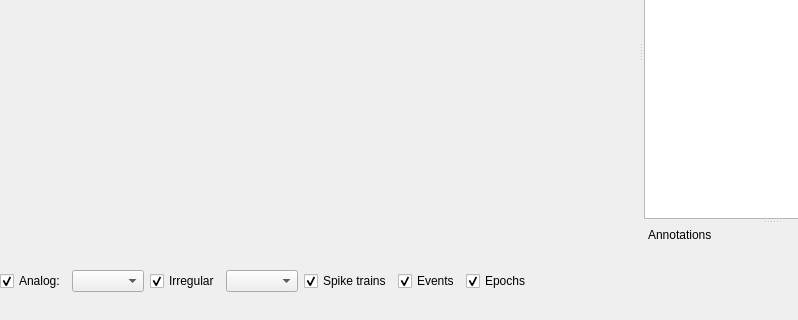
Above: src/scipyen/gui/signalviewer.ui from ctigaret/scipyen before the change; both pictures show x 0 to 798 and y 244 to 564 of the 900 by 564 pixel window. Below: the same form after it.
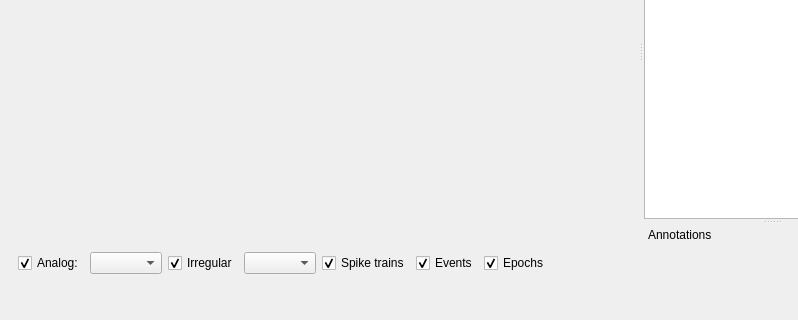
That is the form after the change. Icons and pictures are not drawn. Custom widgets are drawn as their Qt base class.

What changed in the file:
```diff
--- a/src/scipyen/gui/signalviewer.ui
+++ b/src/scipyen/gui/signalviewer.ui
@@ -26,20 +26,8 @@
      <verstretch>0</verstretch>
     </sizepolicy>
    </property>
-   <layout class="QGridLayout" name="gridLayout">
-    <property name="leftMargin">
-     <number>0</number>
-    </property>
-    <property name="topMargin">
-     <number>0</number>
-    </property>
-    <property name="rightMargin">
-     <number>0</number>
-    </property>
-    <property name="bottomMargin">
-     <number>0</number>
-    </property>
-    <item row="0" column="0">
+   <layout class="QVBoxLayout" name="verticalLayout">
+    <item>
      <widget class="QWidget" name="viewerWidgetContainer" native="true">
       <property name="sizePolicy">
        <sizepolicy hsizetype="Expanding" vsizetype="Expanding">
@@ -49,8 +37,11 @@
       </property>
      </widget>
     </item>
-    <item row="1" column="0">
-     <layout class="QHBoxLayout" name="horizontalLayout">
+    <item>
+     <widget class="QWidget" name="selectorsWidget" native="true">
+      <layout class="QGridLayout" name="gridLayout">
+       <item row="0" column="0">
+        <layout class="QHBoxLayout" name="selectorsLayout">
       <item>
        <widget class="QCheckBox" name="plotAnalogSignalsCheckBox">
         <property name="text">
@@ -122,7 +113,10 @@
       </item>
      </layout>
     </item>
-    <item row="2" column="0">
+      </layout>
+     </widget>
+    </item>
+    <item>
      <widget class="SpinBoxSlider" name="_frames_spinBoxSlider_" native="true"/>
     </item>
    </layout>
```
Left out of the diff: 2 changed lines with no effect on the pictures. Lines whose indentation alone changed are shown as unchanged.
